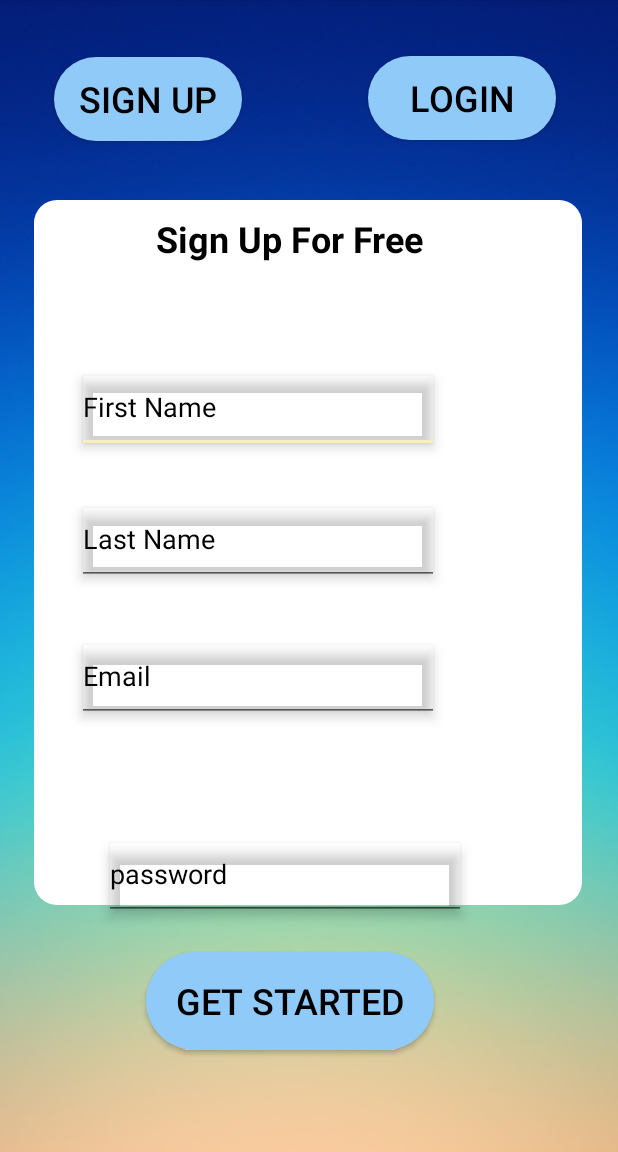
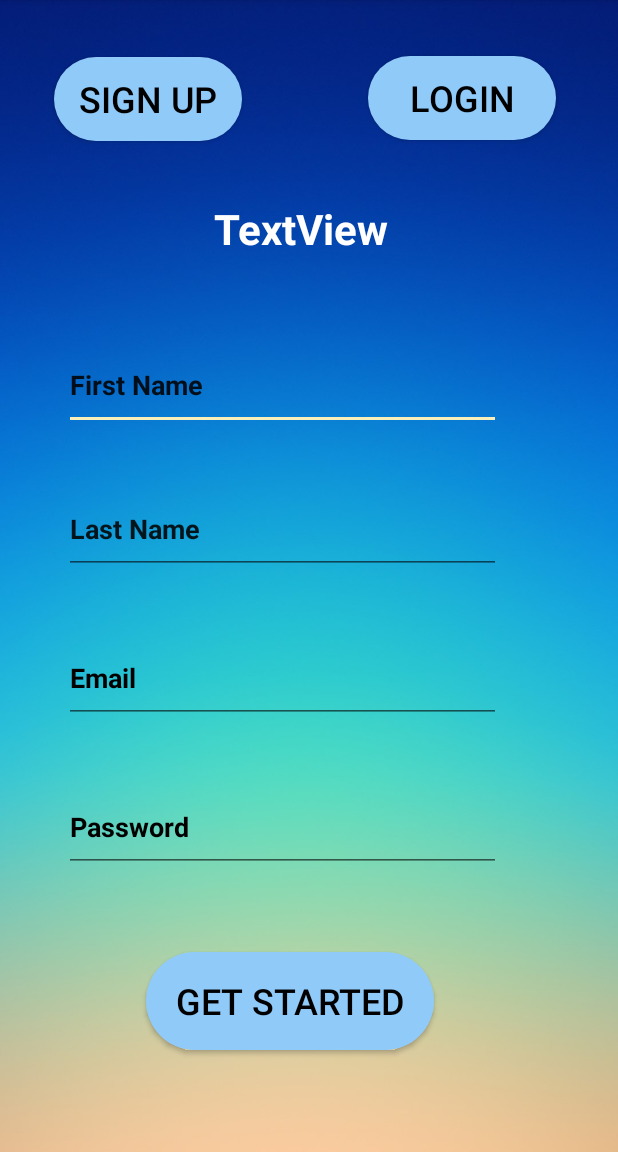
Before and after one commit to VisnaOshani/Eventive_App, an Android app: the screen it shows after launch (MainActivity), on a phone screen of 412 x 824 dp, the part 84-1236 px from its top. Run offline under Robolectric (Android 15) with nearby library versions, the phone set to English and light mode, and no system bars.

Commit message:
new update

```diff
--- a/app/src/main/res/layout/activity_login.xml
+++ b/app/src/main/res/layout/activity_login.xml
@@ -125,6 +125,6 @@
         app:layout_constraintHorizontal_bias="0.494"
         app:layout_constraintStart_toStartOf="parent"
         app:layout_constraintTop_toTopOf="parent"
-        app:layout_constraintVertical_bias="0.648" />
+        app:layout_constraintVertical_bias="0.675" />
 
 </androidx.constraintlayout.widget.ConstraintLayout>
--- a/app/src/main/res/layout/activity_main.xml
+++ b/app/src/main/res/layout/activity_main.xml
@@ -49,107 +49,6 @@
         app:layout_constraintVertical_bias="0.042"
         tools:text="@string/btn2" />
 
-    <TextView
-        android:id="@+id/banner1"
-        android:layout_width="193dp"
-        android:layout_height="50dp"
-        android:layout_marginStart="8dp"
-        android:layout_marginTop="8dp"
-        android:layout_marginEnd="8dp"
-        android:layout_marginBottom="8dp"
-        android:elevation="5dp"
-        android:text="@string/banner1"
-        android:textAlignment="center"
-        android:textColor="@android:color/black"
-        android:textSize="24sp"
-        android:textStyle="bold"
-        app:layout_constraintBottom_toBottomOf="parent"
-        app:layout_constraintEnd_toEndOf="parent"
-        app:layout_constraintHorizontal_bias="0.435"
-        app:layout_constraintStart_toStartOf="parent"
-        app:layout_constraintTop_toTopOf="parent"
-        app:layout_constraintVertical_bias="0.192" />
-
-    <EditText
-        android:id="@+id/name1"
-        android:layout_width="241dp"
-        android:layout_height="61dp"
-        android:layout_marginStart="8dp"
-        android:layout_marginTop="8dp"
-        android:layout_marginEnd="8dp"
-        android:layout_marginBottom="8dp"
-        android:elevation="5dp"
-        android:ems="10"
-        android:hint="First Name"
-        android:inputType="textPersonName"
-        android:textColorHint="@android:color/black"
-        app:layout_constraintBottom_toBottomOf="parent"
-        app:layout_constraintEnd_toEndOf="parent"
-        app:layout_constraintHorizontal_bias="0.279"
-        app:layout_constraintStart_toStartOf="parent"
-        app:layout_constraintTop_toTopOf="parent"
-        app:layout_constraintVertical_bias="0.337" />
-
-    <EditText
-        android:id="@+id/name2"
-        android:layout_width="241dp"
-        android:layout_height="61dp"
-        android:layout_marginStart="8dp"
-        android:layout_marginTop="8dp"
-        android:layout_marginEnd="8dp"
-        android:layout_marginBottom="8dp"
-        android:elevation="5dp"
-        android:ems="10"
-        android:hint="Last Name"
-        android:inputType="textPersonName"
-        android:textColorHint="@android:color/black"
-        app:layout_constraintBottom_toBottomOf="parent"
-        app:layout_constraintEnd_toEndOf="parent"
-        app:layout_constraintHorizontal_bias="0.28"
-        app:layout_constraintStart_toStartOf="parent"
-        app:layout_constraintTop_toTopOf="parent"
-        app:layout_constraintVertical_bias="0.464" />
-
-    <EditText
-        android:id="@+id/email"
-        android:layout_width="241dp"
-        android:layout_height="61dp"
-        android:layout_marginStart="8dp"
-        android:layout_marginTop="8dp"
-        android:layout_marginEnd="8dp"
-        android:layout_marginBottom="8dp"
-        android:elevation="5dp"
-        android:ems="10"
-        android:hint="Email"
-        android:inputType="textPersonName"
-        android:textColorHint="@android:color/black"
-        app:layout_constraintBottom_toBottomOf="parent"
-        app:layout_constraintEnd_toEndOf="parent"
-        app:layout_constraintHorizontal_bias="0.279"
-        app:layout_constraintStart_toStartOf="parent"
-        app:layout_constraintTop_toTopOf="parent"
-        app:layout_constraintVertical_bias="0.597" />
-
-    <EditText
-        android:id="@+id/password"
-        android:layout_width="241dp"
-        android:layout_height="61dp"
-        android:layout_marginStart="8dp"
-        android:layout_marginTop="8dp"
-        android:layout_marginEnd="8dp"
-        android:layout_marginBottom="8dp"
-        android:elevation="5dp"
-        android:ems="10"
-        android:hint="password"
-        android:inputType="textPersonName"
-        android:textColorHint="@android:color/black"
-        app:layout_constraintBottom_toBottomOf="parent"
-        app:layout_constraintEnd_toEndOf="parent"
-        app:layout_constraintHorizontal_bias="0.396"
-        app:layout_constraintStart_toStartOf="parent"
-        app:layout_constraintTop_toTopOf="parent"
-        app:layout_constraintVertical_bias="0.788" />
-
     <Button
         android:id="@+id/btn3"
         android:layout_width="192dp"
@@ -172,21 +71,103 @@
         app:layout_constraintVertical_bias="0.913"
         tools:text="@string/btn3" />
 
-    <View
-        android:id="@+id/view"
-        android:layout_width="365dp"
-        android:layout_height="470dp"
-        android:layout_margin="25dp"
+    <TextView
+        android:id="@+id/textView5"
+        android:layout_width="219dp"
+        android:layout_height="49dp"
         android:layout_marginStart="8dp"
         android:layout_marginTop="8dp"
         android:layout_marginEnd="8dp"
         android:layout_marginBottom="8dp"
-        android:background="@drawable/shape"
+        android:text="TextView"
+        android:textAlignment="center"
+        android:textColor="@android:color/white"
+        android:textSize="28sp"
+        android:textStyle="bold"
         app:layout_constraintBottom_toBottomOf="parent"
         app:layout_constraintEnd_toEndOf="parent"
-        app:layout_constraintHorizontal_bias="0.733"
+        app:layout_constraintHorizontal_bias="0.471"
         app:layout_constraintStart_toStartOf="parent"
         app:layout_constraintTop_toTopOf="parent"
-        app:layout_constraintVertical_bias="0.436" />
+        app:layout_constraintVertical_bias="0.178"
+        tools:text="@string/banner1" />
+
+    <EditText
+        android:id="@+id/editText4"
+        android:layout_width="291dp"
+        android:layout_height="59dp"
+        android:layout_marginStart="8dp"
+        android:layout_marginTop="8dp"
+        android:layout_marginEnd="8dp"
+        android:layout_marginBottom="8dp"
+        android:ems="10"
+        android:inputType="textPersonName"
+        android:text="First Name"
+        android:textStyle="bold"
+        app:layout_constraintBottom_toBottomOf="parent"
+        app:layout_constraintEnd_toEndOf="parent"
+        app:layout_constraintHorizontal_bias="0.33"
+        app:layout_constraintStart_toStartOf="parent"
+        app:layout_constraintTop_toTopOf="parent"
+        app:layout_constraintVertical_bias="0.317" />
+
+    <EditText
+        android:id="@+id/editText8"
+        android:layout_width="291dp"
+        android:layout_height="59dp"
+        android:layout_marginStart="8dp"
+        android:layout_marginTop="8dp"
+        android:layout_marginEnd="8dp"
+        android:layout_marginBottom="8dp"
+        android:ems="10"
+        android:inputType="textPersonName"
+        android:text="Last Name"
+        android:textStyle="bold"
+        app:layout_constraintBottom_toBottomOf="parent"
+        app:layout_constraintEnd_toEndOf="parent"
+        app:layout_constraintHorizontal_bias="0.33"
+        app:layout_constraintStart_toStartOf="parent"
+        app:layout_constraintTop_toTopOf="parent"
+        app:layout_constraintVertical_bias="0.455" />
+
+    <EditText
+        android:id="@+id/editText9"
+        android:layout_width="291dp"
+        android:layout_height="59dp"
+        android:layout_marginStart="8dp"
+        android:layout_marginTop="8dp"
+        android:layout_marginEnd="8dp"
+        android:layout_marginBottom="8dp"
+        android:ems="10"
+        android:hint="Email"
+        android:inputType="textPersonName"
+        android:textColorHint="@android:color/black"
+        android:textStyle="bold"
+        app:layout_constraintBottom_toBottomOf="parent"
+        app:layout_constraintEnd_toEndOf="parent"
+        app:layout_constraintHorizontal_bias="0.33"
+        app:layout_constraintStart_toStartOf="parent"
+        app:layout_constraintTop_toTopOf="parent"
+        app:layout_constraintVertical_bias="0.599" />
+
+    <EditText
+        android:id="@+id/editText10"
+        android:layout_width="291dp"
+        android:layout_height="59dp"
+        android:layout_marginStart="8dp"
+        android:layout_marginTop="8dp"
+        android:layout_marginEnd="8dp"
+        android:layout_marginBottom="8dp"
+        android:ems="10"
+        android:hint="Password"
+        android:inputType="textPersonName"
+        android:textColorHint="@android:color/black"
+        android:textStyle="bold"
+        app:layout_constraintBottom_toBottomOf="parent"
+        app:layout_constraintEnd_toEndOf="parent"
+        app:layout_constraintHorizontal_bias="0.33"
+        app:layout_constraintStart_toStartOf="parent"
+        app:layout_constraintTop_toTopOf="parent"
+        app:layout_constraintVertical_bias="0.742" />
 
 </androidx.constraintlayout.widget.ConstraintLayout>
--- a/app/src/main/res/values/strings.xml
+++ b/app/src/main/res/values/strings.xml
@@ -4,7 +4,6 @@
     <string name="btn2">LOGIN</string>
     <string name="banner1">Sign Up For Free</string>
     <string name="btn3">GET STARTED</string>
-    <string name="back">BACK</string>
     <string name="save">SAVE</string>
     <string name="delete">DELETE</string>
     <string name="banner2">Budget Details</string>
```
Also changed, not shown: app/src/main/res/layout/activity_add__budgets.xml (+9 -28 lines), app/src/main/res/layout/activity_add_events.xml (+6 -27 lines), app/src/main/res/layout/activity_budget__details.xml (+17 -57 lines).
